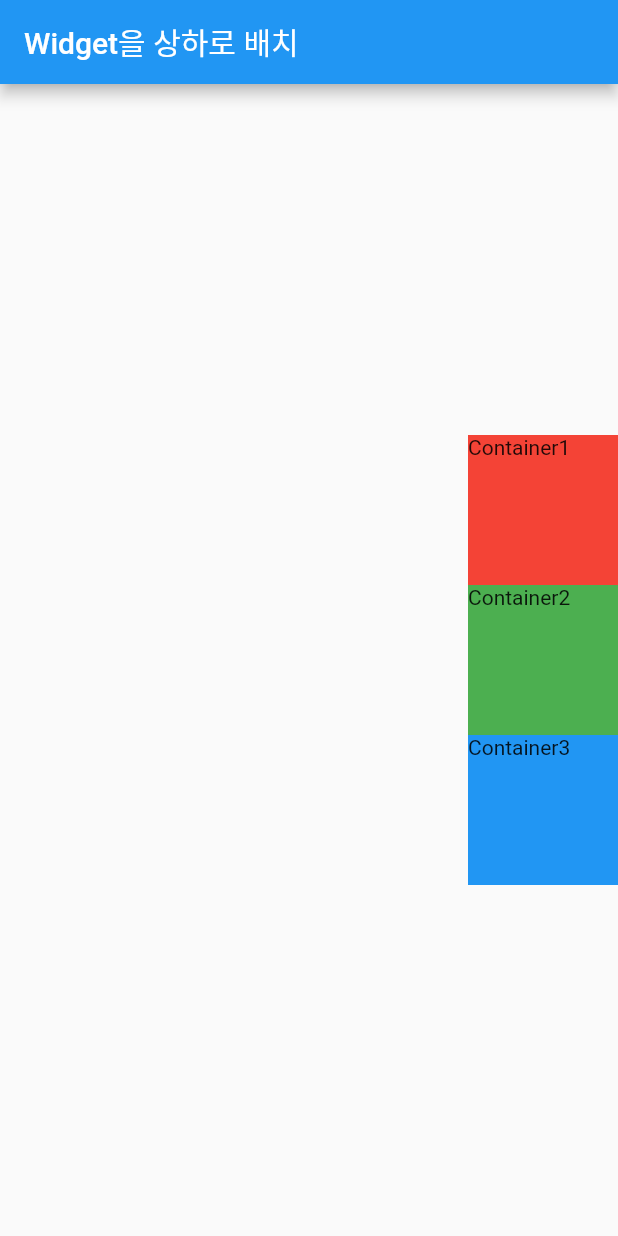
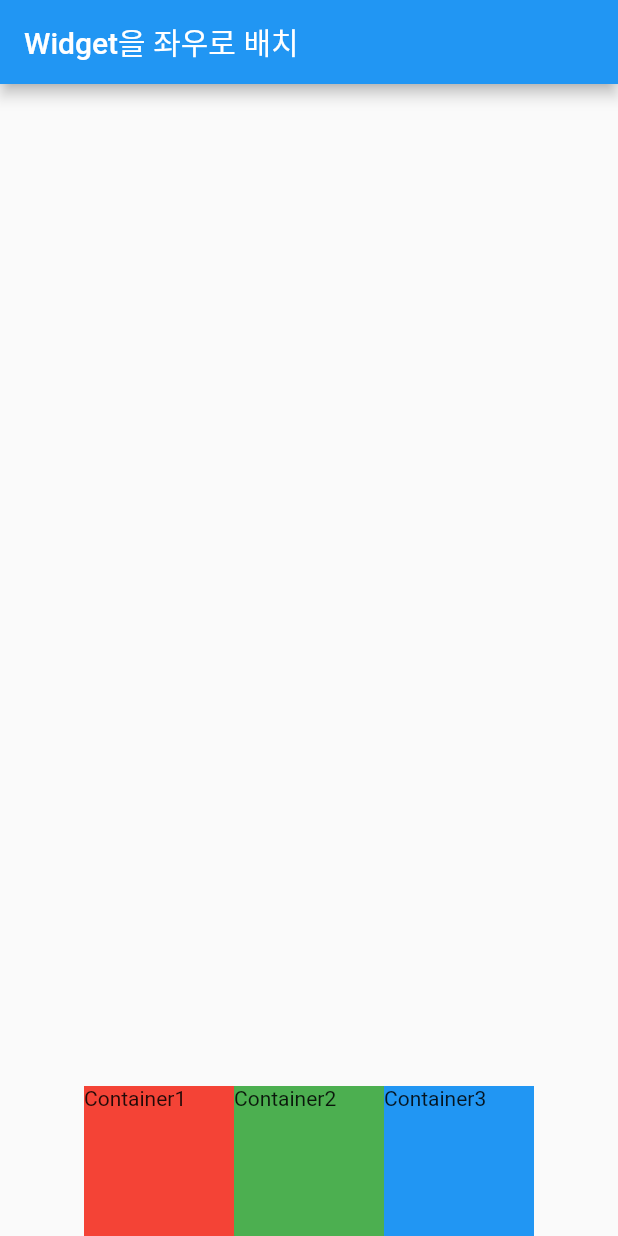
Before and after one commit to felix980131/TIL, a Flutter app: the screen it shows after launch, on a phone screen of 412 x 824 dp. Run offline on Flutter 3.47's test engine with Material 2 defaults, Android fonts, the phone set to English and light mode, and no system bars.

Commit message:
docs: update Flutter practice basic widget Row

```diff
--- a/Flutter/practice/1. widget/basic_widget/lib/main.dart
+++ b/Flutter/practice/1. widget/basic_widget/lib/main.dart
@@ -12,7 +12,7 @@ class MainApp extends StatelessWidget {
     return MaterialApp(
       home: Scaffold(
         appBar: AppBar(
-          title: Text('Widget을 상하로 배치'),
+          title: Text('Widget을 좌우로 배치'),
         ),
         body: Body(),
       ),
@@ -26,8 +26,8 @@ class Body extends StatelessWidget {
   @override
   Widget build(BuildContext context) {
     return Container(
-      width: double.infinity,
-      child: Column(
+      height: double.infinity,
+      child: Row(
         mainAxisSize: MainAxisSize.max, // 주축 사이즈
         mainAxisAlignment: MainAxisAlignment.center, // 주축 정렬
         crossAxisAlignment: CrossAxisAlignment.end, // 횡축 정렬
```
